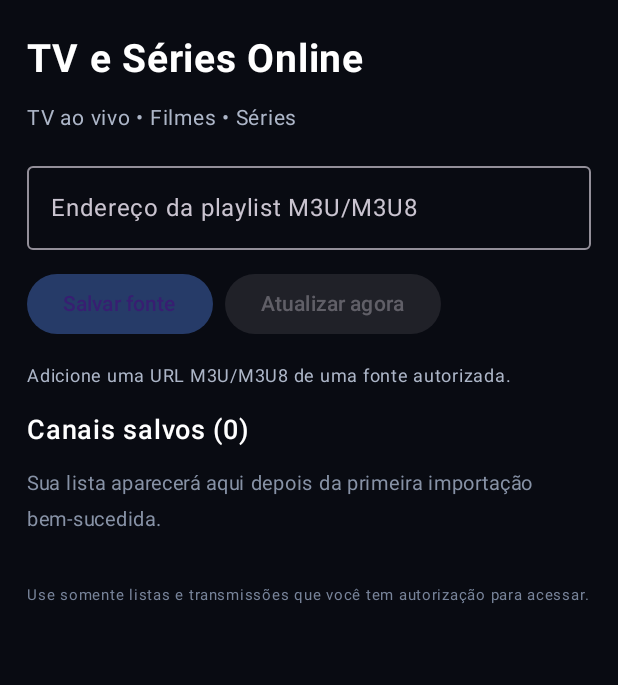
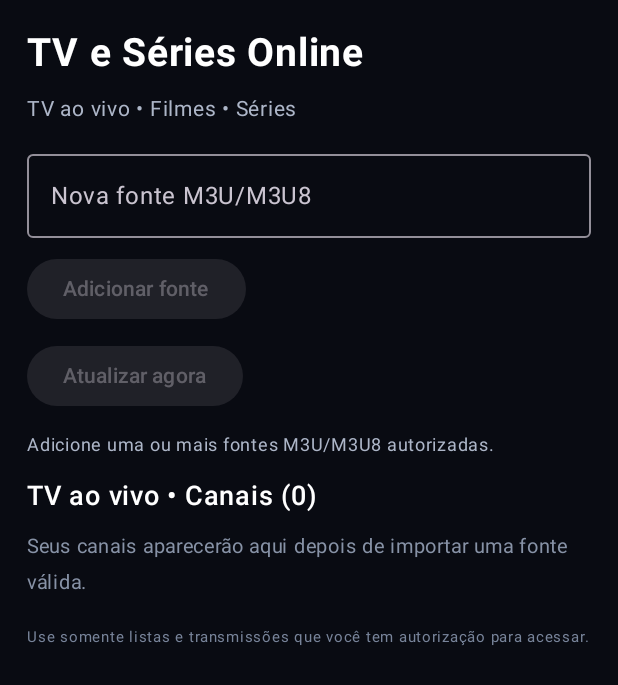
Before and after one commit to misterafael/TV-e-Series-Online, an Android app built with Jetpack Compose: the screen it shows after launch (MainActivity), on a phone screen of 412 x 824 dp. Shown: the top 685 px of the screen. Run offline under Robolectric (Android 15) with nearby library versions, the phone set to English and light mode, and no system bars; 1 statement that could not run was skipped.

Commit message:
Connect multi-source management and channel playback UI

```diff
--- a/app/src/main/java/br/com/tveseriesonline/MainActivity.kt
+++ b/app/src/main/java/br/com/tveseriesonline/MainActivity.kt
@@ -50,9 +50,7 @@ class MainActivity : ComponentActivity() {
                 background = Color(0xFF090B12),
                 surface = Color(0xFF171B27),
                 primary = Color(0xFF5B8CFF)
-            )) {
-                HomeScreen()
-            }
+            )) { HomeScreen() }
         }
     }
 }
@@ -61,124 +59,161 @@ class MainActivity : ComponentActivity() {
 private fun HomeScreen() {
     val context = LocalContext.current.applicationContext
     val scope = rememberCoroutineScope()
-    var sourceUrl by rememberSaveable { mutableStateOf(PlaylistRepository.getSource(context)) }
+    var sourceUrl by rememberSaveable { mutableStateOf("") }
+    var sources by remember { mutableStateOf(emptyList<String>()) }
     var channels by remember { mutableStateOf(emptyList<Channel>()) }
-    var status by remember { mutableStateOf("Adicione uma URL M3U/M3U8 de uma fonte autorizada.") }
+    var selectedChannel by remember { mutableStateOf<Channel?>(null) }
+    var status by remember { mutableStateOf("Adicione uma ou mais fontes M3U/M3U8 autorizadas.") }
     var busy by remember { mutableStateOf(false) }
 
     LaunchedEffect(Unit) {
+        withContext(Dispatchers.IO) {
+            val oldSource = PlaylistRepository.getSource(context)
+            if (MultiSourceRepository.getSources(context).isEmpty() && oldSource.isNotBlank()) {
+                MultiSourceRepository.addSource(context, oldSource)
+            }
+            sources = MultiSourceRepository.getSources(context)
+            channels = PlaylistRepository.loadChannels(context)
+        }
+    }
+
+    fun reloadCatalog() {
+        scope.launch {
             channels = withContext(Dispatchers.IO) { PlaylistRepository.loadChannels(context) }
+            sources = withContext(Dispatchers.IO) { MultiSourceRepository.getSources(context) }
+            selectedChannel = selectedChannel?.let { selected ->
+                channels.firstOrNull { it.streamUrl == selected.streamUrl }
+            }
+        }
     }
 
     Surface(modifier = Modifier.fillMaxSize(), color = MaterialTheme.colorScheme.background) {
-        Column(
-            modifier = Modifier.fillMaxSize().padding(horizontal = 18.dp, vertical = 24.dp),
-            verticalArrangement = Arrangement.spacedBy(12.dp)
+        LazyColumn(
+            modifier = Modifier.fillMaxSize().padding(horizontal = 18.dp, vertical = 20.dp),
+            verticalArrangement = Arrangement.spacedBy(10.dp)
         ) {
+            item {
+                Column(verticalArrangement = Arrangement.spacedBy(10.dp)) {
                     Text("TV e Séries Online", color = Color.White, fontSize = 26.sp, fontWeight = FontWeight.Bold)
                     Text("TV ao vivo • Filmes • Séries", color = Color(0xFFADB6C8), fontSize = 14.sp)
-
                     OutlinedTextField(
                         value = sourceUrl,
                         onValueChange = { sourceUrl = it },
                         modifier = Modifier.fillMaxWidth(),
-                label = { Text("Endereço da playlist M3U/M3U8") },
-                placeholder = { Text("https://seu-servidor/lista.m3u") },
+                        label = { Text("Nova fonte M3U/M3U8") },
+                        placeholder = { Text("https://servidor autorizado/lista.m3u") },
                         singleLine = true
                     )
+                    Button(
+                        enabled = sourceUrl.isNotBlank(),
+                        onClick = {
+                            runCatching { MultiSourceRepository.addSource(context, sourceUrl) }
+                                .onSuccess {
+                                    sourceUrl = ""
+                                    reloadCatalog()
+                                    status = "Fonte adicionada. Atualize para importar o conteúdo."
+                                }
+                                .onFailure { status = it.message ?: "Não foi possível adicionar a fonte." }
+                        },
+                        colors = ButtonDefaults.buttonColors(containerColor = Color(0xFF263B68))
+                    ) { Text("Adicionar fonte") }
 
-            Row(horizontalArrangement = Arrangement.spacedBy(8.dp)) {
-                Button(
-                    onClick = {
-                        scope.launch {
-                            runCatching {
-                                withContext(Dispatchers.IO) {
-                                    PlaylistRepository.saveSource(context, sourceUrl)
-                                }
-                            }.onSuccess {
-                                status = "Fonte salva. Toque em Atualizar agora para importar os canais."
-                            }.onFailure {
-                                status = it.message ?: "Não foi possível salvar a fonte."
+                    if (sources.isNotEmpty()) {
+                        Text("Fontes cadastradas (${sources.size})", color = Color.White, fontWeight = FontWeight.SemiBold)
+                        sources.forEachIndexed { index, source ->
+                            Row(verticalAlignment = Alignment.CenterVertically) {
+                                Text(
+                                    "${index + 1}. $source",
+                                    color = Color(0xFFADB6C8),
+                                    fontSize = 11.sp,
+                                    modifier = Modifier.weight(1f)
+                                )
+                                Text(
+                                    "Remover",
+                                    color = Color(0xFFFF8A80),
+                                    modifier = Modifier.clickable {
+                                        MultiSourceRepository.removeSource(context, source)
+                                        reloadCatalog()
+                                    }.padding(8.dp),
+                                    fontSize = 12.sp
+                                )
                             }
                         }
-                    },
-                    colors = ButtonDefaults.buttonColors(containerColor = Color(0xFF263B68))
-                ) { Text("Salvar fonte") }
+                    }
 
                     Button(
-                    enabled = !busy && sourceUrl.isNotBlank(),
+                        enabled = !busy && sources.isNotEmpty(),
                         onClick = {
                             scope.launch {
                                 busy = true
-                            status = "Buscando e validando a playlist..."
+                                status = "Atualizando todas as fontes e preservando os últimos dados válidos..."
                                 val result = runCatching {
                                     withContext(Dispatchers.IO) {
-                                    PlaylistRepository.saveSource(context, sourceUrl)
-                                    PlaylistRepository.refreshConfiguredSource(context)
+                                        MultiSourceRepository.refreshAll(context)
                                     }
                                 }
-                            result.onSuccess { count ->
-                                channels = withContext(Dispatchers.IO) {
-                                    PlaylistRepository.loadChannels(context)
-                                }
-                                status = "$count canais importados. Seus favoritos foram preservados."
+                                result.onSuccess { summary ->
+                                    reloadCatalog()
+                                    status = "${summary.channelCount} canais reunidos; ${summary.updatedSources}/${summary.totalSources} fontes atualizadas." +
+                                        if (summary.errors.isNotEmpty()) " Algumas fontes falharam; seus últimos dados válidos foram mantidos." else ""
                                 }.onFailure {
-                                status = it.message ?: "Falha ao atualizar. A lista anterior foi mantida."
+                                    status = it.message ?: "Falha na atualização. O catálogo anterior foi mantido."
                                 }
                                 busy = false
                             }
                         },
                         colors = ButtonDefaults.buttonColors(containerColor = Color(0xFF315A45))
                     ) { Text(if (busy) "Atualizando..." else "Atualizar agora") }
+
+                    Text(status, color = Color(0xFFADB6C8), fontSize = 12.sp)
+                    Text("TV ao vivo • Canais (${channels.size})", color = Color.White, fontWeight = FontWeight.SemiBold, fontSize = 18.sp)
+                    selectedChannel?.let { channel ->
+                        Text("Assistindo: ${channel.name}", color = Color.White, fontWeight = FontWeight.Medium)
+                        ChannelPlayer(channel)
+                        Button(onClick = { selectedChannel = null }) { Text("Fechar player") }
+                    }
+                }
             }
 
-            Text(status, color = Color(0xFFADB6C8), fontSize = 12.sp)
+            if (channels.isEmpty()) {
+                item {
                     Text(
-                "Canais salvos (${channels.size})",
-                color = Color.White,
-                fontWeight = FontWeight.SemiBold,
-                fontSize = 18.sp
+                        "Seus canais aparecerão aqui depois de importar uma fonte válida.",
+                        color = Color(0xFF8792A6), fontSize = 13.sp
                     )
-
-            if (channels.isEmpty()) {
-                Text(
-                    "Sua lista aparecerá aqui depois da primeira importação bem-sucedida.",
-                    color = Color(0xFF8792A6),
-                    fontSize = 13.sp
-                )
+                }
             } else {
-                LazyColumn(
-                    modifier = Modifier.fillMaxWidth().weight(1f),
-                    verticalArrangement = Arrangement.spacedBy(6.dp)
-                ) {
                 items(channels, key = { it.streamUrl }) { channel ->
-                        ChannelRow(channel = channel, onFavorite = {
+                    ChannelRow(
+                        channel = channel,
+                        onPlay = { selectedChannel = channel },
+                        onFavorite = {
                             scope.launch {
                                 withContext(Dispatchers.IO) {
                                     PlaylistRepository.setFavorite(context, channel.streamUrl, !channel.isFavorite)
                                 }
-                                channels = withContext(Dispatchers.IO) {
-                                    PlaylistRepository.loadChannels(context)
+                                reloadCatalog()
                             }
                         }
-                        })
+                    )
                 }
             }
-            }
+
+            item {
                 Spacer(modifier = Modifier.height(2.dp))
                 Text(
                     "Use somente listas e transmissões que você tem autorização para acessar.",
-                color = Color(0xFF78849A),
-                fontSize = 10.sp
+                    color = Color(0xFF78849A), fontSize = 10.sp
                 )
+            }
         }
     }
 }
 
 @Composable
-private fun ChannelRow(channel: Channel, onFavorite: () -> Unit) {
+private fun ChannelRow(channel: Channel, onPlay: () -> Unit, onFavorite: () -> Unit) {
     Surface(
-        modifier = Modifier.fillMaxWidth(),
+        modifier = Modifier.fillMaxWidth().clickable(onClick = onPlay),
         color = Color(0xFF171B27),
         shape = RoundedCornerShape(12.dp)
     ) {
@@ -189,12 +224,12 @@ private fun ChannelRow(channel: Channel, onFavorite: () -> Unit) {
             Column(modifier = Modifier.weight(1f)) {
                 Text(channel.name, color = Color.White, fontWeight = FontWeight.Medium)
                 Text(channel.groupName, color = Color(0xFF98A4B8), fontSize = 11.sp)
+                Text("Toque para assistir", color = Color(0xFF6E9BFF), fontSize = 10.sp)
             }
             Text(
                 if (channel.isFavorite) "★" else "☆",
                 modifier = Modifier.clickable(onClick = onFavorite).padding(8.dp),
-                color = Color(0xFFFFD166),
-                fontSize = 22.sp
+                color = Color(0xFFFFD166), fontSize = 22.sp
             )
         }
     }
```
Lines whose indentation alone changed are shown as unchanged.
